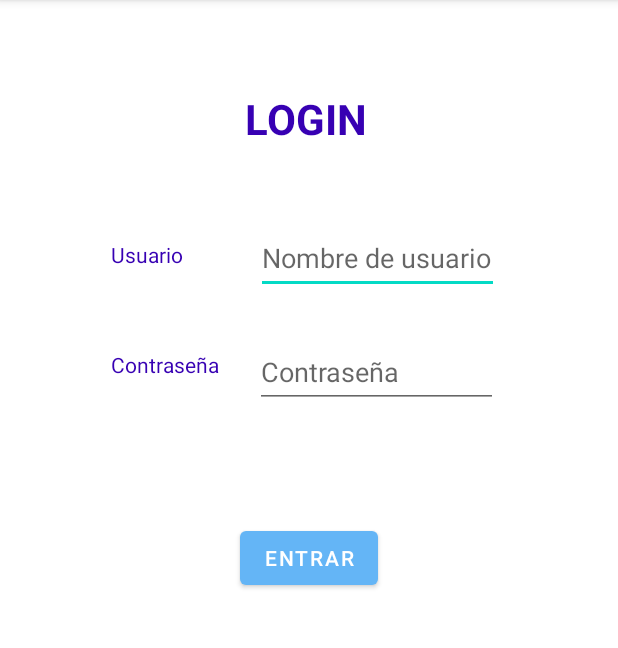
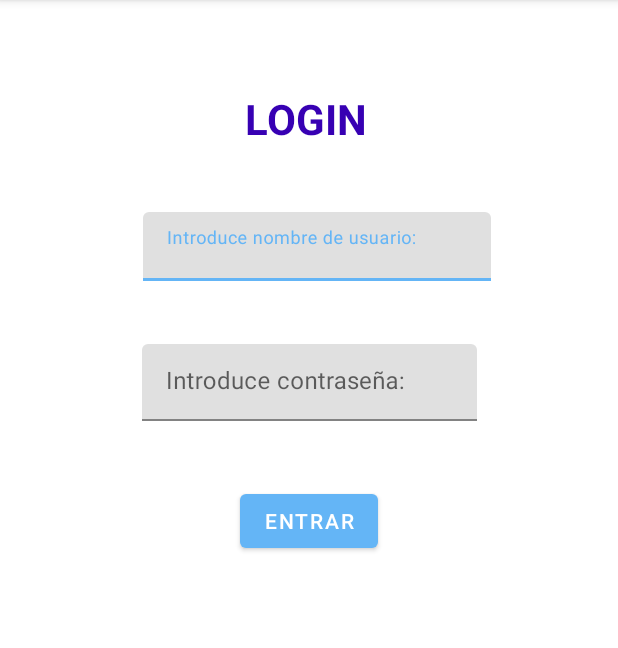
Before and after one commit to nachoregueiro/RegueiroRodriguezIgnacioProyectoPMDM, an Android app: the screen it shows after launch (MainActivity), on a phone screen of 412 x 824 dp, the part 84-732 px from its top. Run offline under Robolectric (Android 15) with nearby library versions, the phone set to English and light mode, and no system bars.

Commit message:
Cambiado el login para utilizar InputLayout.

```diff
--- a/app/src/main/java/es/regueirorodriguezignacioproyectopmdm/SegundaActivity.kt
+++ b/app/src/main/java/es/regueirorodriguezignacioproyectopmdm/SegundaActivity.kt
@@ -19,14 +19,14 @@ class SegundaActivity : AppCompatActivity() {
             val intent = Intent(this, MainActivity::class.java)
             startActivity(intent)
         }
-        /*
+       /*
         val tvguardarDatos=findViewById<TextView>(R.id.etEmail)
         val etmail=findViewById<TextView>(R.id.etEmail)
         tvguardardatos.setOnClickListener{
             val SharedPrefs =getPreferences(Context.MODE_PRIVATE)
             var editor=sharedPrefs.edit()
             editor.putString("email",etEmail.text.ToString())
+        */
         }
-        */
+
     }
-}
--- a/app/src/main/res/layout/activity_main.xml
+++ b/app/src/main/res/layout/activity_main.xml
@@ -6,71 +6,15 @@
     android:layout_height="match_parent"
     tools:context=".MainActivity">
 
-
-    <TextView
-        android:id="@+id/textUsuario"
-        android:layout_width="wrap_content"
-        android:layout_height="wrap_content"
-        android:layout_marginTop="160dp"
-        android:text="Usuario"
-        android:textColor="@color/purple_700"
-        app:layout_constraintEnd_toEndOf="parent"
-        app:layout_constraintHorizontal_bias="0.203"
-        app:layout_constraintStart_toStartOf="parent"
-        app:layout_constraintTop_toTopOf="parent" />
-
-    <TextView
-        android:id="@+id/textContraseña"
-        android:layout_width="wrap_content"
-        android:layout_height="wrap_content"
-        android:text="Contraseña"
-        android:textColor="@color/purple_700"
-        app:layout_constraintBottom_toBottomOf="parent"
-        app:layout_constraintEnd_toEndOf="parent"
-        app:layout_constraintHorizontal_bias="0.218"
-        app:layout_constraintStart_toStartOf="parent"
-        app:layout_constraintTop_toBottomOf="@+id/textUsuario"
-        app:layout_constraintVertical_bias="0.095" />
-
-    <EditText
-        android:id="@+id/eTextoUsuario"
-        android:layout_width="162dp"
-        android:layout_height="48dp"
-        android:layout_marginTop="148dp"
-        android:ems="10"
-        android:hint="Nombre de usuario"
-        android:inputType="textPersonName"
-        android:minHeight="48dp"
-        android:textColor="@color/black"
-        app:layout_constraintEnd_toEndOf="parent"
-        app:layout_constraintHorizontal_bias="0.682"
-        app:layout_constraintStart_toStartOf="parent"
-        app:layout_constraintTop_toTopOf="parent" />
-
-    <EditText
-        android:id="@+id/eTextoContraseña"
-        android:layout_width="162dp"
-        android:layout_height="48dp"
-        android:layout_marginTop="28dp"
-        android:ems="10"
-        android:hint="Contraseña"
-        android:inputType="textPersonName"
-        android:minHeight="48dp"
-        android:textColor="@color/black"
-        app:layout_constraintEnd_toEndOf="parent"
-        app:layout_constraintHorizontal_bias="0.233"
-        app:layout_constraintStart_toEndOf="@+id/textContraseña"
-        app:layout_constraintTop_toBottomOf="@+id/eTextoUsuario" />
-
     <Button
         android:id="@+id/btEntrar"
         android:layout_width="wrap_content"
         android:layout_height="wrap_content"
-        android:layout_marginTop="76dp"
+        android:layout_marginTop="136dp"
         android:text="Entrar"
         app:layout_constraintEnd_toEndOf="parent"
         app:layout_constraintStart_toStartOf="parent"
-        app:layout_constraintTop_toBottomOf="@+id/eTextoContraseña" />
+        app:layout_constraintTop_toBottomOf="@+id/tiNombre" />
 
     <TextView
         android:id="@+id/textView"
@@ -78,17 +22,51 @@
         android:layout_height="38dp"
         android:layout_marginTop="60dp"
         android:text="LOGIN"
+        android:textAlignment="center"
+        android:textColor="@color/purple_700"
         android:textSize="28dp"
         android:textStyle="bold"
-        android:textAlignment="center"
-        android:textColor="@color/purple_700"
-        app:layout_constraintBottom_toTopOf="@+id/eTextoUsuario"
         app:layout_constraintEnd_toEndOf="parent"
         app:layout_constraintHorizontal_bias="0.491"
         app:layout_constraintStart_toStartOf="parent"
+        app:layout_constraintTop_toTopOf="parent" />
+
+    <com.google.android.material.textfield.TextInputLayout
+        android:id="@+id/tiNombre"
+        android:layout_width="232dp"
+        android:layout_height="46dp"
+        android:layout_marginStart="10dp"
+        android:layout_marginTop="32dp"
+        android:layout_marginBottom="60dp"
+        app:layout_constraintBottom_toBottomOf="parent"
+        app:layout_constraintEnd_toEndOf="parent"
+        app:layout_constraintStart_toStartOf="parent"
         app:layout_constraintTop_toTopOf="parent"
-        app:layout_constraintVertical_bias="0.0" />
+        app:layout_constraintVertical_bias="0.174">
 
+        <com.google.android.material.textfield.TextInputEditText
+            android:id="@+id/etNombre"
+            android:layout_width="match_parent"
+            android:layout_height="wrap_content"
+            android:hint="Introduce nombre de usuario:" />
+    </com.google.android.material.textfield.TextInputLayout>
+
+    <com.google.android.material.textfield.TextInputLayout
+        android:id="@+id/tiContraseña"
+        android:layout_width="223dp"
+        android:layout_height="51dp"
+        android:layout_marginBottom="1dp"
+        app:layout_constraintBottom_toTopOf="@+id/btEntrar"
+        app:layout_constraintEnd_toEndOf="parent"
+        app:layout_constraintStart_toStartOf="parent"
+        app:layout_constraintTop_toBottomOf="@+id/tiNombre">
+
+        <com.google.android.material.textfield.TextInputEditText
+            android:id="@+id/etContraseña"
+            android:layout_width="match_parent"
+            android:layout_height="wrap_content"
+            android:hint="Introduce contraseña:" />
+    </com.google.android.material.textfield.TextInputLayout>
 
 
 </androidx.constraintlayout.widget.ConstraintLayout>
--- a/app/src/main/res/layout/activity_segunda.xml
+++ b/app/src/main/res/layout/activity_segunda.xml
@@ -8,9 +8,10 @@
 
     <com.google.android.material.textfield.TextInputLayout
         android:id="@+id/tiNombre"
-        android:layout_width="227dp"
-        android:layout_height="38dp"
+        android:layout_width="239dp"
+        android:layout_height="46dp"
         android:layout_marginTop="50dp"
+        android:layout_marginBottom="10dp"
         app:layout_constraintBottom_toTopOf="@+id/tiApellido"
         app:layout_constraintEnd_toEndOf="parent"
         app:layout_constraintStart_toStartOf="parent"
@@ -20,7 +21,8 @@
             android:id="@+id/etNombre"
             android:layout_width="match_parent"
             android:layout_height="match_parent"
-            android:hint="nombre de usuario:" />
+            android:hint="nombre de usuario:"
+            tools:ignore="TouchTargetSizeCheck" />
     </com.google.android.material.textfield.TextInputLayout>
 
     <TextView
@@ -39,13 +41,13 @@
         app:layout_constraintVertical_bias="0.0" />
 
     <Button
-        android:id="@+id/button3"
+        android:id="@+id/tvguardardatos"
         android:layout_width="wrap_content"
         android:layout_height="wrap_content"
-        android:layout_marginTop="36dp"
+        android:layout_marginTop="28dp"
         android:text="REGISTRARSE"
         app:layout_constraintEnd_toEndOf="parent"
-        app:layout_constraintHorizontal_bias="0.243"
+        app:layout_constraintHorizontal_bias="0.239"
         app:layout_constraintStart_toStartOf="parent"
         app:layout_constraintTop_toBottomOf="@+id/tiRepiteContraseña" />
 
@@ -53,17 +55,17 @@
         android:id="@+id/btAtrás"
         android:layout_width="wrap_content"
         android:layout_height="wrap_content"
-        android:layout_marginTop="36dp"
+        android:layout_marginTop="28dp"
         android:text="ATRÁS"
         app:layout_constraintEnd_toEndOf="parent"
-        app:layout_constraintHorizontal_bias="0.803"
+        app:layout_constraintHorizontal_bias="0.75"
         app:layout_constraintStart_toStartOf="parent"
         app:layout_constraintTop_toBottomOf="@+id/tiRepiteContraseña" />
 
     <com.google.android.material.textfield.TextInputLayout
         android:id="@+id/tiApellido"
-        android:layout_width="227dp"
-        android:layout_height="42dp"
+        android:layout_width="236dp"
+        android:layout_height="52dp"
         android:layout_marginTop="40dp"
         app:layout_constraintEnd_toEndOf="parent"
         app:layout_constraintStart_toStartOf="parent"
@@ -73,13 +75,14 @@
             android:id="@+id/etApellido"
             android:layout_width="match_parent"
             android:layout_height="match_parent"
-            android:hint="introduce tu apellido:" />
+            android:hint="introduce tu apellido:"
+            tools:ignore="TouchTargetSizeCheck" />
     </com.google.android.material.textfield.TextInputLayout>
 
     <com.google.android.material.textfield.TextInputLayout
         android:id="@+id/tiEmail"
-        android:layout_width="232dp"
-        android:layout_height="46dp"
+        android:layout_width="241dp"
+        android:layout_height="52dp"
         android:layout_marginTop="40dp"
         android:hint="introduce email:"
         app:layout_constraintEnd_toEndOf="parent"
@@ -89,7 +92,8 @@
         <com.google.android.material.textfield.TextInputEditText
             android:id="@+id/etEmail"
             android:layout_width="match_parent"
-            android:layout_height="match_parent" />
+            android:layout_height="match_parent"
+            tools:ignore="TouchTargetSizeCheck" />
     </com.google.android.material.textfield.TextInputLayout>
 
     <com.google.android.material.textfield.TextInputLayout
```
